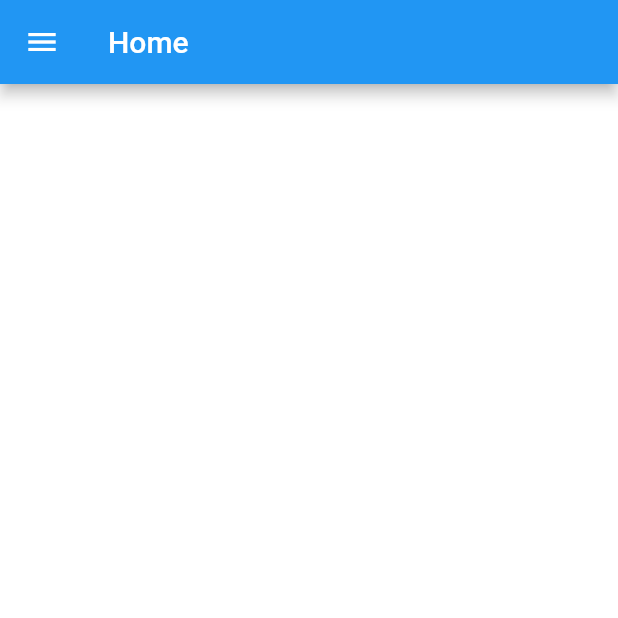
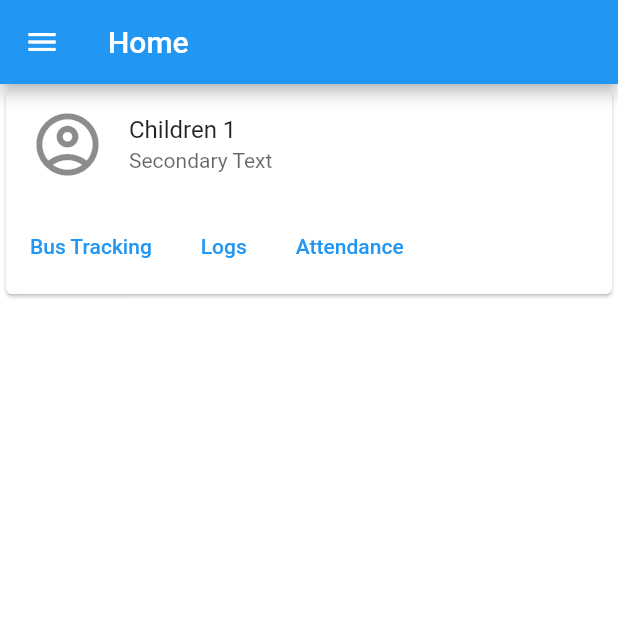
Before and after one commit to sirius70/bus_ui, a Flutter app: the Bus_routes screen opened directly, on a phone screen of 412 x 824 dp, the top half of it. Run offline on Flutter 3.47's test engine with Material 2 defaults, Android fonts, the phone set to English and light mode, and no system bars; our stand-ins replace google_maps_flutter; missing offline and left inert: flutter_polyline_points.

Commit message:
Card added

```diff
--- /dev/null
+++ b/lib/features/Logs.dart
@@ -0,0 +1,23 @@
+import 'package:flutter/material.dart';
+
+class Logs extends StatefulWidget {
+  const Logs({Key? key}) : super(key: key);
+
+  @override
+  State<Logs> createState() => _LogsState();
+}
+
+class _LogsState extends State<Logs> {
+  @override
+  Widget build(BuildContext context) {
+    return Scaffold(
+      appBar: AppBar(
+        centerTitle: true,
+        title: Text('Logs'),
+      ),
+      body: Container(
+        color: Colors.white,
+      ),
+    );
+  }
+}
--- /dev/null
+++ b/lib/features/attendace.dart
@@ -0,0 +1,24 @@
+import 'package:flutter/material.dart';
+
+class Attendance extends StatefulWidget {
+  const Attendance({Key? key}) : super(key: key);
+
+  @override
+  State<Attendance> createState() => _AttendanceState();
+}
+
+class _AttendanceState extends State<Attendance> {
+  @override
+  Widget build(BuildContext context) {
+    return Scaffold(
+      appBar: AppBar(
+        centerTitle: true,
+        title: Text('Attenance'),
+        backgroundColor: Colors.blue,
+      ),
+      body: Container(
+        color: Colors.white,
+      ),
+    );
+  }
+}
--- a/lib/features/bus_route.dart
+++ b/lib/features/bus_route.dart
@@ -3,6 +3,8 @@ import 'package:flutter_polyline_points/flutter_polyline_points.dart';
 import 'package:google_maps_flutter/google_maps_flutter.dart';
 
 import '../screens/drawer.dart';
+import 'Logs.dart';
+import 'package:bus_ui/features/attendace.dart';
 
 class Bus_routes extends StatelessWidget {
   const Bus_routes({Key? key}) : super(key: key);
@@ -14,25 +16,57 @@ class Bus_routes extends StatelessWidget {
           drawerEdgeDragWidth: MediaQuery.of(context).size.width,
           drawer: NavigationDrawerWidget(),
           appBar: AppBar(
-          title: Text("Home"),
-          // leading: IconButton(icon: const Icon(Icons.menu), onPressed: (){
-          //   NavigationDrawerWidget();
-          // },),
+            title: const Text("Home"),
           ),
           backgroundColor: Colors.white,
-      //   body: Column(
-      //     children: [
-      //       TextButton(
-      //           onPressed: (){
-      //             Navigator.push(context, MaterialPageRoute(builder: (context){
-      //               return Tracker();
-      //             }));
-      // },
-      //           child: const Text("Bus tracking")
-      //       )
-      //     ],
-      //   ),
+          body: Column(
+            children: [
+              Card(
+                child: Column(
+                  children: [
+                    ListTile(
+                      leading: const Icon(Icons.account_circle_outlined,size: 50.0,),
+                      title: const Text("Children 1"),
+                      subtitle: Text(
+                        'Secondary Text',
+                        style: TextStyle(color: Colors.black.withOpacity(0.6)),
                       ),
+                    ),
+                    ButtonBar(
+                      alignment: MainAxisAlignment.start,
+                      children: [
+                        TextButton(
+                          onPressed: () {
+                            Navigator.push(context, MaterialPageRoute(builder: (context){
+                              return Tracker();
+                            }));
+                          },
+                          child: const Text('Bus Tracking'),
+                        ),
+                        TextButton(
+                          onPressed: (){
+                            Navigator.push(context, MaterialPageRoute(builder: (context){
+                              return Logs();
+                            }));
+                          },
+                          child: const Text('Logs'),
+                        ),
+                        TextButton(
+                          onPressed: (){
+                            Navigator.push(context, MaterialPageRoute(builder: (context){
+                              return Attendance();
+                            }));
+                          },
+                          child: const Text('Attendance'),
+                        ),
+                      ],
+                    ),
+                  ],
+                ),
+              ),
+            ],
+          ),
+        )
     );
   }
 }
@@ -132,8 +166,8 @@ class _HomeState extends State<Home> {
   Widget build(BuildContext context) {
     return  Scaffold(
       appBar: AppBar(
-        title: const Text("Route Driection in Google Map"),
-        backgroundColor: Colors.deepPurpleAccent,
+        title: const Text("Buses"),
+        backgroundColor: Colors.blue,
       ),
       body: GoogleMap( //Map widget from google_maps_flutter package
         zoomGesturesEnabled: true, //enable Zoom in, out on map
```
Also changed, not shown: lib/screens/drawer.dart (+5 -5 lines). Lines whose indentation alone changed are shown as unchanged.
